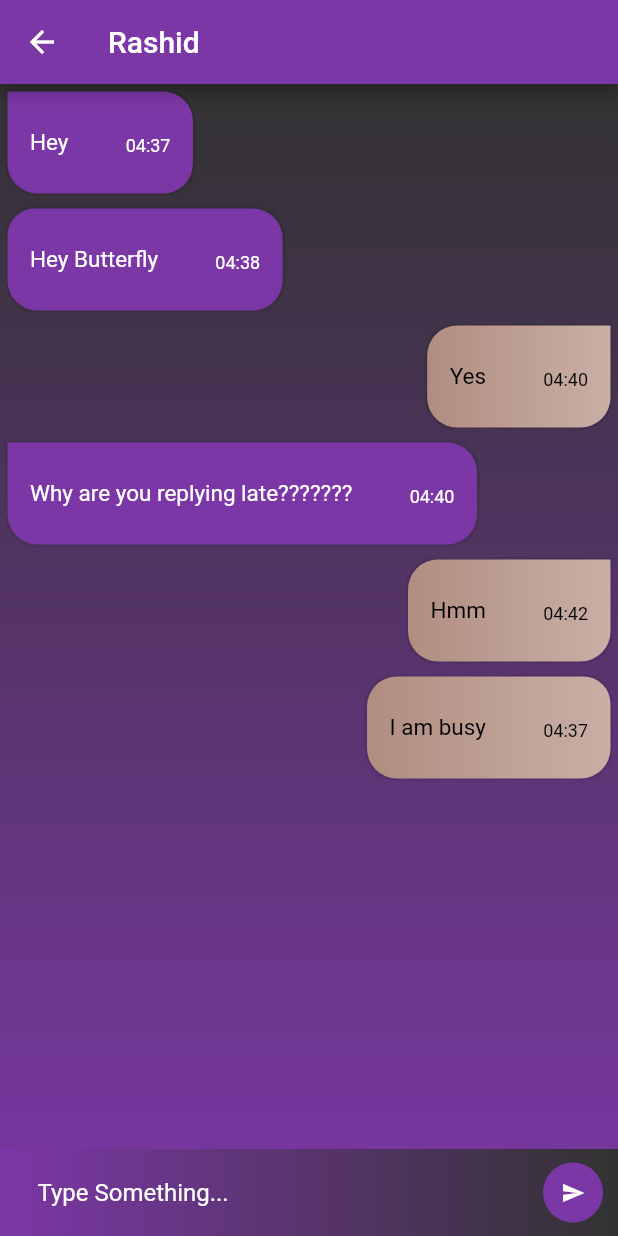
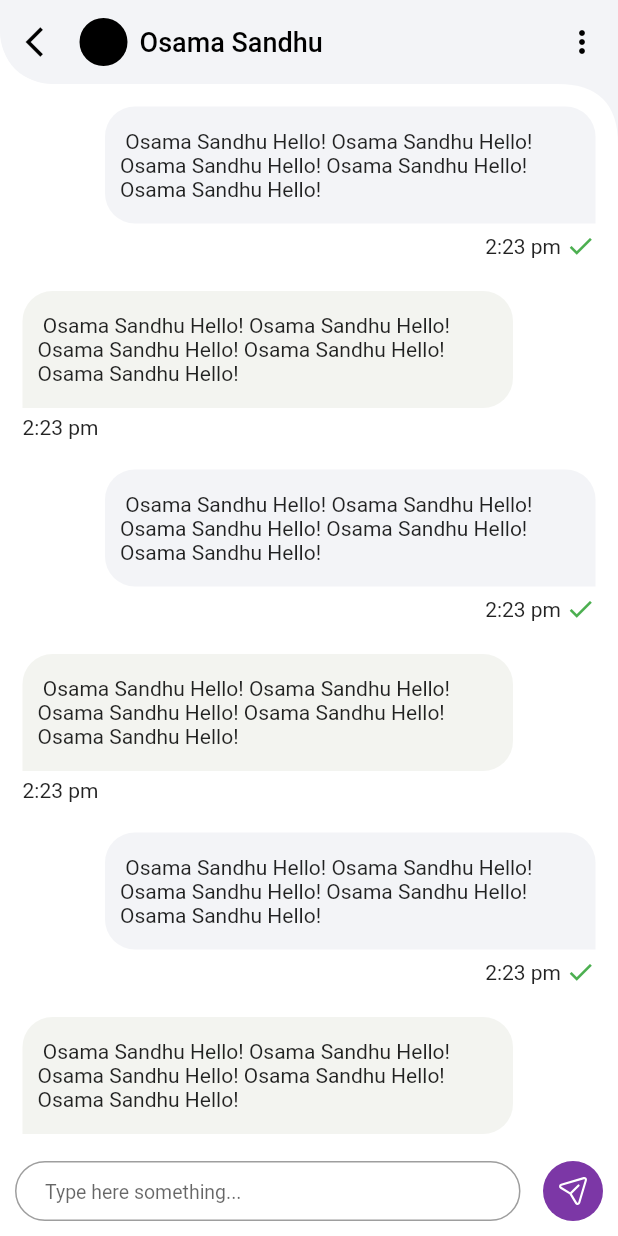
Before and after one commit to SparcoT/foodee_app, a Flutter app: the ChatPage screen opened directly, on a phone screen of 412 x 824 dp. Run offline on Flutter 3.47's test engine with Material 2 defaults, Android fonts, the phone set to English and light mode, and no system bars; our stand-ins replace dio, file_picker, firebase_core, firebase_messaging, flutter_svg, google_fonts and 5 more; missing offline and left inert: pedantic; accounts and stored records are empty; generated files the repository leaves out were written again; network calls fail.

Commit message:
Chat Page

```diff
--- a/lib/src/ui/pages/chat/chat_page.dart
+++ b/lib/src/ui/pages/chat/chat_page.dart
@@ -1,5 +1,6 @@
-import 'package:flutter/cupertino.dart';
 import 'package:flutter/material.dart';
+import 'package:flutter_svg/svg.dart';
+import 'package:foodee/src/base/assets.dart';
 import 'package:foodee/src/base/theme.dart';
 
 class ChatPage extends StatefulWidget {
@@ -8,118 +9,121 @@ class ChatPage extends StatefulWidget {
 }
 
 class _ChatPageState extends State<ChatPage> {
-  List<Chat> chats = [];
-  final _myId = '1';
-  var _previousId = '';
-
-  @override
-  void initState() {
-    super.initState();
-    chats.add(Chat(message: 'Hey', senderId: '2', time: '04:37'));
-    chats.add(Chat(message: 'Hey Butterfly', senderId: '2', time: '04:38'));
-    chats.add(Chat(message: 'Yes', senderId: '1', time: '04:40'));
-    chats.add(
-      Chat(
-          message: 'Why are you replying late???????',
-          senderId: '2',
-          time: '04:40'),
-    );
-    chats.add(Chat(message: 'Hmm', senderId: '1', time: '04:42'));
-    chats.add(Chat(message: 'I am busy', senderId: '1', time: '04:37'));
-  }
-
   @override
   Widget build(BuildContext context) {
     return Scaffold(
+      backgroundColor: Color(0xfff3f4f7),
+      extendBodyBehindAppBar: true,
       appBar: AppBar(
-        title: Text('Rashid'),
+        automaticallyImplyLeading: false,
+        titleSpacing: 5,
+        actions: [
+          IconButton(
+            icon: Icon(
+              Icons.more_vert,
+              color: Colors.black,
             ),
-      body: Container(
-        decoration: BoxDecoration(
-          gradient: LinearGradient(
-            begin: Alignment.topCenter,
-            end: Alignment.bottomCenter,
-            colors: [
-              AppTheme.secondaryColor,
-              AppTheme.primaryColor,
+            onPressed: () {},
+          )
+        ],
+        title: Row(
+          children: [
+            IconButton(
+              icon: Icon(Icons.arrow_back_ios, color: Colors.black),
+              onPressed: () => Navigator.of(context).pop(),
+            ),
+            CircleAvatar(radius: 16, backgroundColor: Colors.black),
+            SizedBox(
+              width: 8,
+            ),
+            Text(
+              "Osama Sandhu",
+              style: TextStyle(color: Colors.black, fontSize: 18),
+            )
           ],
         ),
+        elevation: 0,
+        backgroundColor: Color(0xfff3f4f7),
+        shape: RoundedRectangleBorder(
+            borderRadius: BorderRadius.only(bottomLeft: Radius.circular(35))),
       ),
-        child: Column(
-          children: [
-            Expanded(
+      body: ClipPath(
+        clipper: ClipperCustom(MediaQuery.of(context).padding.top, 40),
+        child: Container(
+          // padding: EdgeInsets.only(
+          //     top: MediaQuery.of(context).padding.top + kToolbarHeight),
           child: ListView.builder(
-                itemCount: chats.length,
-                itemBuilder: (ctx, index) {
-                  Chat chat = chats[index];
-                  var _isPrevious = false;
-                  if (_previousId == chat.senderId)
-                    _isPrevious = true;
-                  else
-                    _previousId = chat.senderId;
-                  if (_previousId.isEmpty) _previousId = chat.senderId;
-                  return _RowItem(
-                    previousPerson: _isPrevious,
-                    isMe: chat.senderId == _myId,
-                    time: chat.time,
-                    message: chat.message,
-                  );
+            itemCount: 10,
+            itemBuilder: (context, i) {
+              return i % 2 == 0
+                  ? container(
+                      mainAxisAlignment: MainAxisAlignment.end,
+                      bottomRight: 0,
+                      bottomLeft: 20,
+                      alignment: Alignment.topRight,
+                      icon: true,
+                      leftPadding: 70,
+                      rightPadding: 15,
+                      color: Color(0xfff3f4f7))
+                  : container(
+                      mainAxisAlignment: MainAxisAlignment.start,
+                      bottomRight: 20,
+                      bottomLeft: 0,
+                      alignment: Alignment.topLeft,
+                      icon: false,
+                      leftPadding: 15,
+                      rightPadding: 70,
+                      color: Color(0xfff3f4f0));
             },
           ),
-            ),
-            Material(
-              child: Container(
-                padding: const EdgeInsets.symmetric(vertical: 5.0),
-                decoration: BoxDecoration(
-                  gradient: LinearGradient(
-                    begin: Alignment.centerLeft,
-                    end: Alignment.centerRight,
-                    colors: [
-                      AppTheme.primaryColor,
-                      AppTheme.secondaryColor,
-                    ],
+          width: MediaQuery.of(context).size.width,
+          height: MediaQuery.of(context).size.height,
+          color: Colors.white,
         ),
       ),
+      bottomSheet: Container(
+        color: Colors.white,
+        padding: EdgeInsets.all(10.0),
         child: Row(
           children: [
             Expanded(
-                      child: Padding(
-                        padding: const EdgeInsets.symmetric(horizontal: 10.0),
-                        child: TextField(
-                          style: TextStyle(color: Colors.white),
-                          cursorColor: Colors.white,
+              child: SizedBox(
+                height: 40,
+                child: TextFormField(
                   decoration: InputDecoration(
-                            hintText: 'Type Something...',
-                            border: InputBorder.none,
-                            hintStyle: TextStyle(color: Colors.white),
-                            contentPadding: EdgeInsets.only(left: 15.0),
+                    hintText: 'Type here something...',
+                    hintStyle: TextStyle(
+                      fontSize: 13,
                     ),
-                        ),
-                      ),
-                    ),
-                    Padding(
-                      padding: const EdgeInsets.symmetric(horizontal: 10.0),
-                      child: SizedBox(
-                        width: 40,
-                        height: 40.0,
-                        child: TextButton(
-                          onPressed: () {},
-                          child: Icon(
-                            Icons.send,
-                            color: Colors.white,
-                            size: 16,
-                          ),
-                          style: TextButton.styleFrom(
-                            backgroundColor: AppTheme.primaryColor,
-                            shape: RoundedRectangleBorder(
-                              borderRadius: BorderRadius.circular(250.0),
-                              // side: BorderSide(color: Colors.white),
+                    contentPadding: EdgeInsets.symmetric(horizontal: 20),
+                    border: OutlineInputBorder(
+                      borderRadius: BorderRadius.all(
+                        Radius.circular(25.0),
                       ),
                     ),
                   ),
                 ),
               ),
-                  ],
+            ),
+            SizedBox(width: 15),
+            SizedBox(
+              width: 40,
+              height: 40,
+              child: TextButton(
+                onPressed: () {},
+                child: SvgPicture.asset(
+                  AppAssets.send,
+                  color: Colors.white,
+                  width: 23,
+                ),
+                // child: Icon(
+                //   CupertinoIcons.search,
+                //   color: Colors.white,
+                // ),
+                style: TextButton.styleFrom(
+                  shape: CircleBorder(),
+                  padding: EdgeInsets.zero,
+                  backgroundColor: AppTheme.primaryColor,
                 ),
               ),
             ),
@@ -128,102 +132,90 @@ class _ChatPageState extends State<ChatPage> {
       ),
     );
   }
-}
 
-class _RowItem extends StatelessWidget {
-  final bool previousPerson;
-  final bool isMe;
-  final String message, time;
-
-  _RowItem({
-    this.isMe = true,
-    this.time,
-    this.message,
-    this.previousPerson,
-  });
-
-  @override
-  Widget build(BuildContext context) {
-    final firstColor = isMe ? Color(0xffB18D81) : AppTheme.primaryColor;
-    final secondColor = isMe ? Color(0xffC9AFA6) : AppTheme.primaryColor;
-    final msgTxtColor = isMe?Colors.black: Colors.white;
-    final align = isMe ? CrossAxisAlignment.end : CrossAxisAlignment.start;
-    final radius = isMe
-        ? BorderRadius.only(
-            topLeft: Radius.circular(20.0),
-            topRight: Radius.circular(previousPerson ? 18.0 : 0),
-            bottomLeft: Radius.circular(20.0),
-            bottomRight: Radius.circular(20.0),
-          )
-        : BorderRadius.only(
-            topRight: Radius.circular(20.0),
-            topLeft: Radius.circular(previousPerson ? 18.0 : 0),
-            bottomLeft: Radius.circular(20.0),
-            bottomRight: Radius.circular(20.0),
-          );
-    return Column(
-      crossAxisAlignment: align,
+  Widget container(
+      {MainAxisAlignment mainAxisAlignment,
+      Alignment alignment,
+      double leftPadding,
+      double rightPadding,
+      double bottomLeft,
+      double bottomRight,
+      bool icon,
+      Color color}) {
+    return Padding(
+      padding: EdgeInsets.fromLTRB(
+        leftPadding,
+        15,
+        rightPadding,
+        5,
+      ),
+      child: Align(
+        alignment: alignment,
+        child: Column(
           children: [
             Container(
-          margin: const EdgeInsets.all(5.0),
-          padding: const EdgeInsets.symmetric(vertical: 25.0, horizontal: 15.0),
+              padding: EdgeInsets.symmetric(horizontal: 10, vertical: 15),
+              child: Text(" Osama Sandhu Hello!"
+                  " Osama Sandhu Hello!"
+                  " Osama Sandhu Hello!"
+                  " Osama Sandhu Hello!"
+                  " Osama Sandhu Hello!"),
               decoration: BoxDecoration(
-            gradient: LinearGradient(
-              begin: Alignment.centerLeft,
-              end: Alignment.centerRight,
-              colors: [
-                firstColor,
-                secondColor,
+                  color: color,
+                  borderRadius: BorderRadius.only(
+                      topLeft: Radius.circular(20),
+                      bottomLeft: Radius.circular(bottomLeft),
+                      topRight: Radius.circular(20),
+                      bottomRight: Radius.circular(bottomRight))),
+            ),
+            SizedBox(
+              height: 5,
+            ),
+            Row(
+              mainAxisAlignment: mainAxisAlignment,
+              children: [
+                Text("2:23 pm"),
+                SizedBox(
+                  width: 3,
+                ),
+                icon
+                    ? Icon(
+                        Icons.check,
+                        color: Colors.green,
+                        size: 20,
+                      )
+                    : SizedBox()
               ],
-            ),
-            boxShadow: [
-              BoxShadow(
-                blurRadius: .5,
-                spreadRadius: 1.0,
-                color: Colors.black.withOpacity(.12),
-              ),
-            ],
-            // color: bubbleColor,
-            borderRadius: radius,
-          ),
-          child: Stack(
-            children: <Widget>[
-              Padding(
-                padding: EdgeInsets.only(right: 68.0),
-                child: Text(
-                  message,
-                  style: TextStyle(color: msgTxtColor, fontSize: 15.0),
-                ),
-              ),
-              Positioned(
-                bottom: 0.0,
-                right: 0.0,
-                child: Row(
-                  children: <Widget>[
-                    Text(
-                      time,
-                      style: TextStyle(
-                        color: msgTxtColor,
-                        fontSize: 12.0,
-                      ),
-                    ),
-                  ],
-                ),
             )
           ],
         ),
       ),
-      ],
     );
   }
 }
 
-class Chat {
-  String message, senderId, time;
+class ClipperCustom extends CustomClipper<Path> {
+  final double padding;
+  final double radius;
 
-  Chat({
-    this.time,
-    this.message,
-    this.senderId,
-  });
+  ClipperCustom(this.padding, this.radius);
+
+  @override
+  Path getClip(Size size) {
+    return Path()
+      ..lineTo(0, padding)
+      ..lineTo(0, padding + kToolbarHeight - radius)
+      ..quadraticBezierTo(
+          0, kToolbarHeight + padding, radius, kToolbarHeight + padding)
+      // ..lineTo(radius, kToolbarHeight + padding)
+      ..lineTo(size.width - radius, kToolbarHeight + padding)
+      ..quadraticBezierTo(size.width, kToolbarHeight + padding, size.width,
+          kToolbarHeight + padding + radius)
+      ..lineTo(size.width, size.height)
+      ..lineTo(0, size.height)
+      ..close();
   }
+
+  @override
+  bool shouldReclip(covariant CustomClipper<Path> oldClipper) => true;
+}
```
Also changed, not shown: lib/src/ui/views/firiends-chat_view.dart (added, +256 -0 lines). Lines whose indentation alone changed are shown as unchanged.
